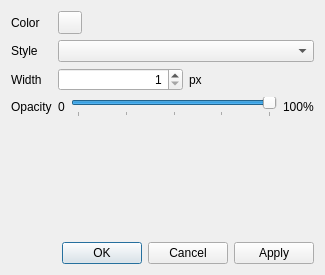
Old version of the form src/ui/mesh_properties_dialog.ui in the repository IPH-ECO/iph-eco-gui.
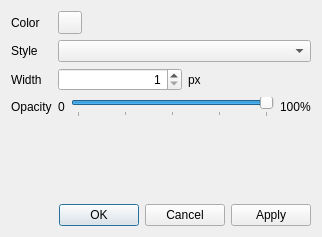
New version of the form.

Commit message: Mesh properties dialog

Patch:
```diff
--- a/src/ui/mesh_properties_dialog.ui
+++ b/src/ui/mesh_properties_dialog.ui
@@ -6,10 +6,22 @@
    <rect>
     <x>0</x>
     <y>0</y>
-    <width>325</width>
-    <height>275</height>
+    <width>322</width>
+    <height>237</height>
    </rect>
   </property>
+  <property name="minimumSize">
+   <size>
+    <width>322</width>
+    <height>237</height>
+   </size>
+  </property>
+  <property name="maximumSize">
+   <size>
+    <width>322</width>
+    <height>237</height>
+   </size>
+  </property>
   <property name="windowTitle">
    <string>Mesh Properties</string>
   </property>
```
Left out of the diff: 8 changed lines with no effect on the pictures. The commit also changes 6 other files.
